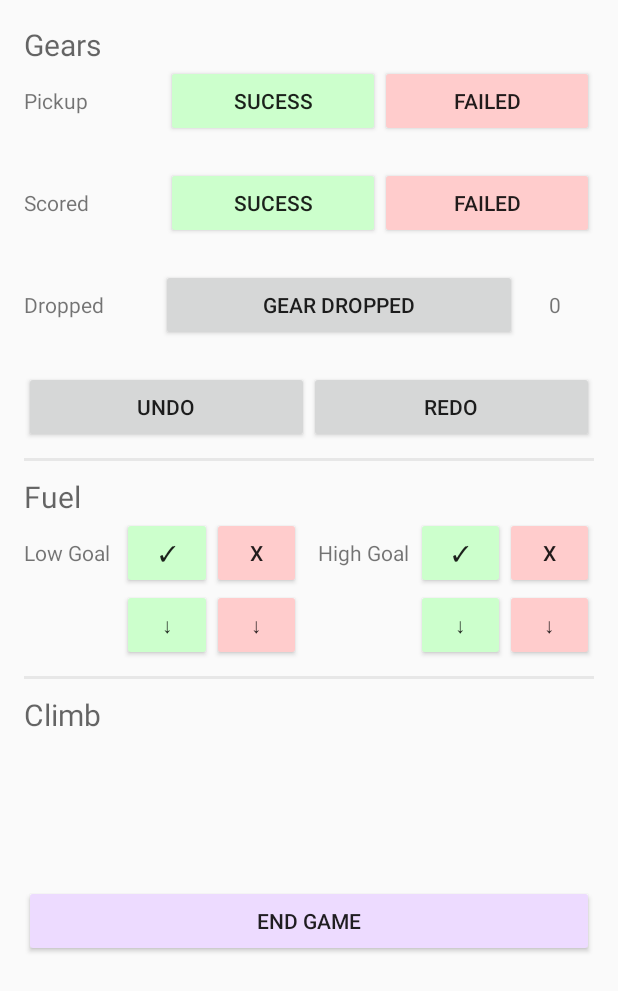
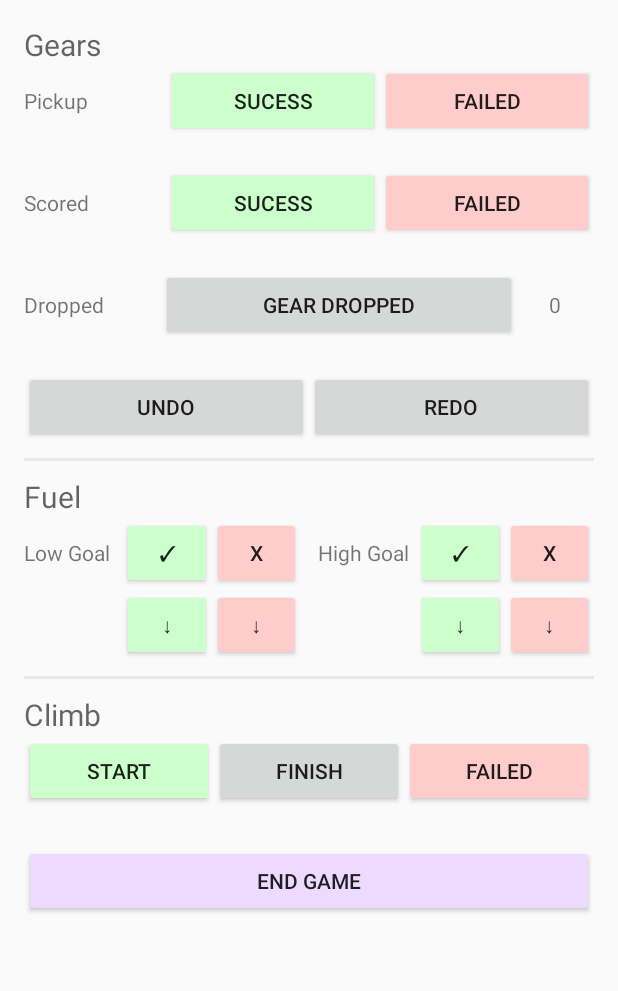
Before and after one commit to GSeve4/TeleopApplication, an Android app: the GameActivity screen opened directly, with no data from a screen before it, on a phone screen of 412 x 824 dp. Shown: the top 991 px of the screen. Run offline under Robolectric (Android 15) with nearby library versions, the phone set to English and light mode, and no system bars.

Commit message:
Added Climb Buttons and onClicks

```diff
--- a/app/src/main/java/salinesingularity/singularitytimingapplication/GameActivity.java
+++ b/app/src/main/java/salinesingularity/singularitytimingapplication/GameActivity.java
@@ -302,4 +302,20 @@ public class GameActivity extends AppCompatActivity {
 
         //Climb
     }
+
+    public void onStartClimb (View v)
+    {
+
+    }
+
+    public void onFinishClimb (View v)
+    {
+
+    }
+
+    public void onFailedClimb (View v)
+    {
+
+    }
+
 }
--- a/app/src/main/res/layout/activity_game.xml
+++ b/app/src/main/res/layout/activity_game.xml
@@ -153,7 +153,8 @@
             android:layout_width="fill_parent"
             android:layout_height="2dp"
             android:background="@android:drawable/divider_horizontal_bright"
-            android:layout_marginBottom="@dimen/small_vert_padding" />
+            android:layout_marginBottom="@dimen/small_vert_padding"
+            android:id="@+id/divider1" />
 
         <TextView
             android:text="Fuel"
@@ -285,27 +286,58 @@
             android:layout_width="fill_parent"
             android:layout_height="2dp"
             android:background="@android:drawable/divider_horizontal_bright"
-            android:layout_marginBottom="@dimen/small_vert_padding" />
+            android:layout_marginBottom="@dimen/small_vert_padding"
+            android:id="@+id/divider2" />
 
         <TextView
             android:text="Climb"
             android:layout_width="match_parent"
             android:layout_height="wrap_content"
-            android:id="@+id/textView5"
+            android:id="@+id/txtClimb"
             android:textSize="20sp"
             android:textColor="?android:attr/textColorSecondary" />
+
+        <LinearLayout
+            android:orientation="horizontal"
+            android:layout_width="match_parent"
+            android:layout_height="match_parent">
+
+            <Button
+                android:layout_width="wrap_content"
+                android:layout_height="wrap_content"
+                android:id="@+id/btnClimbStart"
+                android:layout_weight="1"
+                android:text="Start"
+                android:backgroundTint="@color/btnGreen"
+                android:onClick="onStartClimb" />
+
+            <Button
+                android:text="Finish"
+                android:layout_width="wrap_content"
+                android:layout_height="wrap_content"
+                android:id="@+id/btnClimbFinish"
+                android:layout_weight="1"
+                android:onClick="onFinishClimb" />
+
+            <Button
+                android:text="Failed"
+                android:layout_width="wrap_content"
+                android:layout_height="wrap_content"
+                android:id="@+id/btnClimbFailed"
+                android:layout_weight="1"
+                android:backgroundTint="@color/btnRed"
+                android:onClick="onFailedClimb" />
+
+        </LinearLayout>
 
         <Button
             android:text="End Game"
             android:layout_width="match_parent"
             android:layout_height="wrap_content"
             android:id="@+id/btnEndGame"
-            android:layout_marginTop="100dp"
+            android:layout_marginTop="25dp"
             android:backgroundTint="#EDDBFF"
             android:onClick="onEndGame" />
 
-        <Space
-            android:layout_width="match_parent"
-            android:layout_height="20dp" />
     </LinearLayout>
 </RelativeLayout>
--- a/app/src/main/res/layout/activity_instruction.xml
+++ b/app/src/main/res/layout/activity_instruction.xml
@@ -32,7 +32,8 @@
                 android:text="Back"
                 android:layout_width="match_parent"
                 android:layout_height="wrap_content"
-                android:id="@+id/btnReturn" />
+                android:id="@+id/btnReturn"
+                android:layout_marginTop="20dp" />
         </LinearLayout>
     </ScrollView>
 
```
